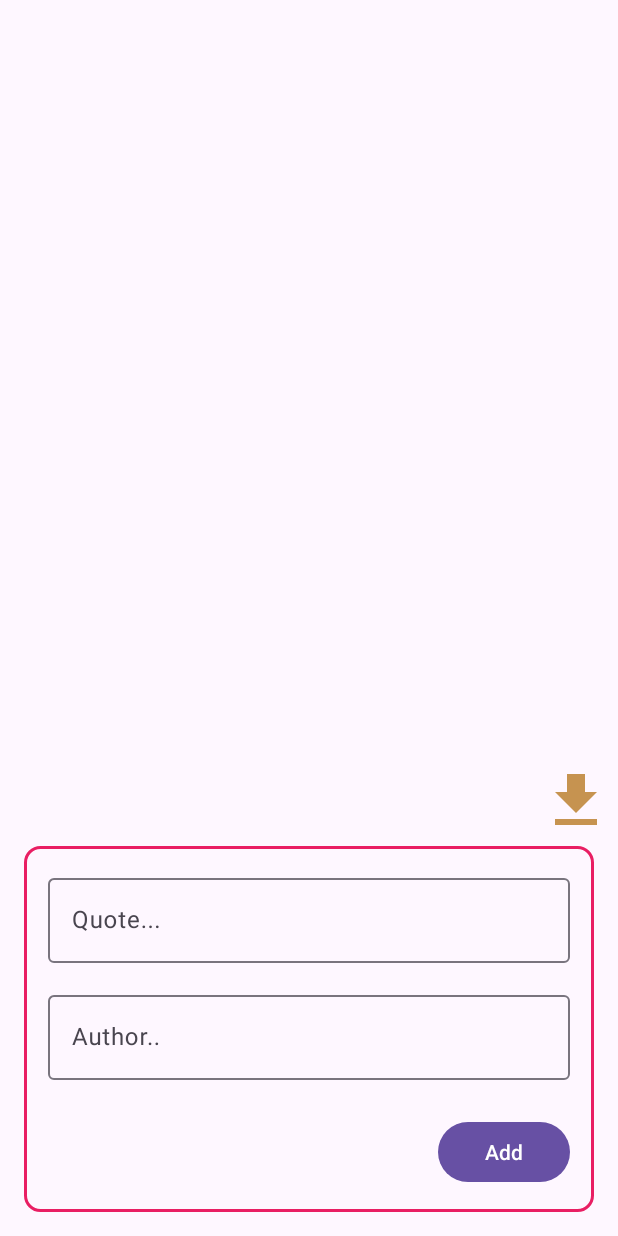
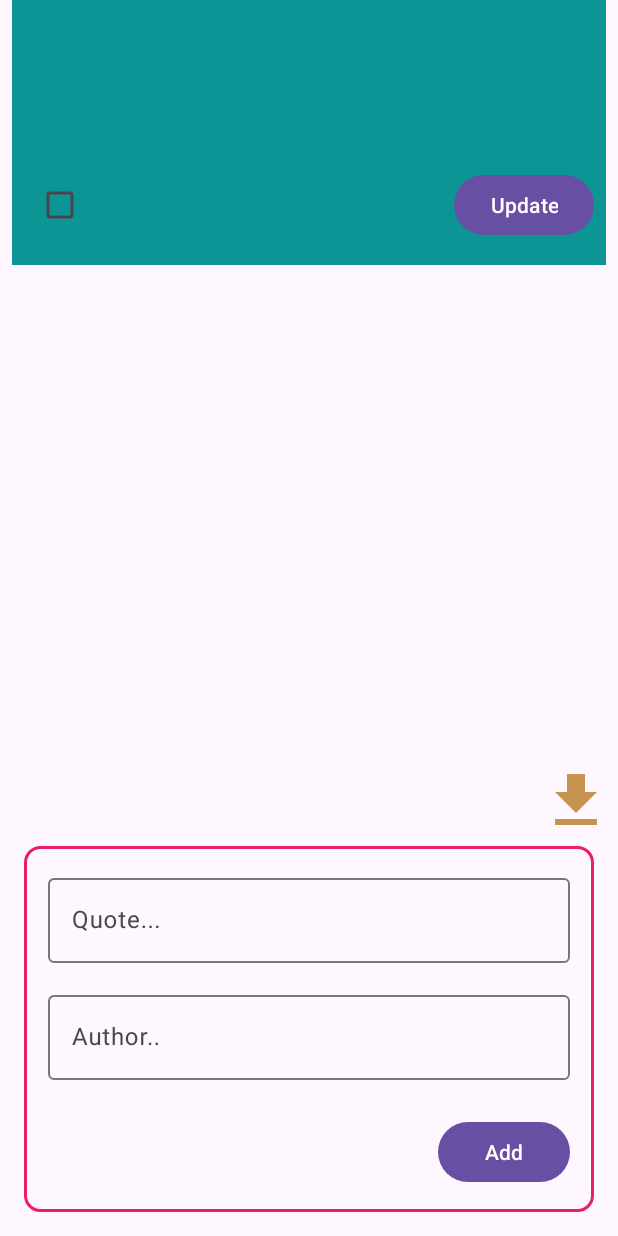
Before and after one commit to Abdelilah-Falih/miniProjet03, an Android app: the MyQuotes screen opened directly, with no data from a screen before it, after a tap on "Add", on a phone screen of 412 x 824 dp. Run offline under Robolectric (Android 15) with nearby library versions, the phone set to English and light mode, and no system bars; our stand-ins replace Room's generated code.

Commit message:
task 08 :  -> programme buton add to add new quote in the database  -> refresh data in the recycler View if a Quote added

```diff
--- a/app/src/main/java/com/example/myapplication/Database/Quote.java
+++ b/app/src/main/java/com/example/myapplication/Database/Quote.java
@@ -6,7 +6,7 @@ import androidx.room.PrimaryKey;
 @Entity
 public class Quote {
 
-    @PrimaryKey
+    @PrimaryKey(autoGenerate = true)
     private  int id;
 
     private String quote;
@@ -41,8 +41,7 @@ public class Quote {
     //endregion
 
 
-    public Quote(int id, String quote, String author) {
-        setId(id);
+    public Quote(String quote, String author) {
         setQuote(quote);
         setAuthor(author);
     }
--- a/app/src/main/java/com/example/myapplication/MyQuotes.java
+++ b/app/src/main/java/com/example/myapplication/MyQuotes.java
@@ -23,6 +23,7 @@ public class MyQuotes extends AppCompatActivity {
     QuoteDatabase database;
     QuoteDao quoteDao;
     List<Quote> quotes;
+    QuotesAdapter adapter;
 
     @Override
     protected void onCreate(Bundle savedInstanceState) {
@@ -32,20 +33,37 @@ public class MyQuotes extends AppCompatActivity {
         binding = ActivityMyQuotesBinding.inflate(getLayoutInflater());
         root = binding.getRoot();
         setContentView(root);
+
         database = QuoteDatabase.getINSTANCE(this);
         quoteDao = database.getQao();
 
 
-        quotes = quoteDao.getAllQuotes();
 
-        QuotesAdapter adapter = new QuotesAdapter(this, quotes, getSupportFragmentManager());
 
-        binding.rvMyQuotes.setAdapter(adapter);
-        binding.rvMyQuotes.setLayoutManager(new LinearLayoutManager(this));
+        loadQuotes();
 
 
         binding.includeFormule.btnAddUpdate.setOnClickListener(v->{
-            Toast.makeText(this, "Add", Toast.LENGTH_SHORT).show();
+            addNewQuote();
+
         });
     }
+
+    private void loadQuotes() {
+        quotes = quoteDao.getAllQuotes();
+        adapter = new QuotesAdapter(this, quotes, getSupportFragmentManager());
+        binding.rvMyQuotes.setAdapter(adapter);
+        binding.rvMyQuotes.setLayoutManager(new LinearLayoutManager(this));
+    }
+
+    private void addNewQuote() {
+        String quote_text = binding.includeFormule.etQuoteFormule.getText().toString();
+        String quote_author = binding.includeFormule.etAuthorFormule.getText().toString();
+        Quote quote = new Quote(quote_text, quote_author);
+        quoteDao.addQuote(quote);
+        loadQuotes();
+        binding.includeFormule.etAuthorFormule.setText("");
+        binding.includeFormule.etQuoteFormule.setText("");
+
+    }
 }
--- a/app/src/main/java/com/example/myapplication/QuotesAdapter.java
+++ b/app/src/main/java/com/example/myapplication/QuotesAdapter.java
@@ -8,6 +8,7 @@ import android.view.ViewGroup;
 import android.widget.Button;
 import android.widget.CheckBox;
 import android.widget.TextView;
+import android.widget.Toast;
 
 import androidx.annotation.NonNull;
 import androidx.fragment.app.FragmentManager;
@@ -27,6 +28,7 @@ public class QuotesAdapter extends RecyclerView.Adapter<QuotesAdapter.MyViewHold
             sarcoline = Color.rgb(255, 221, 170);
 
     private int index = 1;
+
     public QuotesAdapter(Context context, List<Quote> quotes, FragmentManager fragmentManager){
         this.context = context;
         this.quotes = quotes;
@@ -49,6 +51,7 @@ public class QuotesAdapter extends RecyclerView.Adapter<QuotesAdapter.MyViewHold
         holder.btn_update.setOnClickListener(v->{
             FragmentUpdate fragmentUpdate = new FragmentUpdate(quote);
             fragmentUpdate.show(fragmentManager, "TAG");
+            Toast.makeText(context, ""+quote.getId(), Toast.LENGTH_SHORT).show();
         });
 
         if(index ==1){
```
Also changed, not shown: app/src/main/java/com/example/myapplication/ManageQuotes.java (+13 -12 lines).
